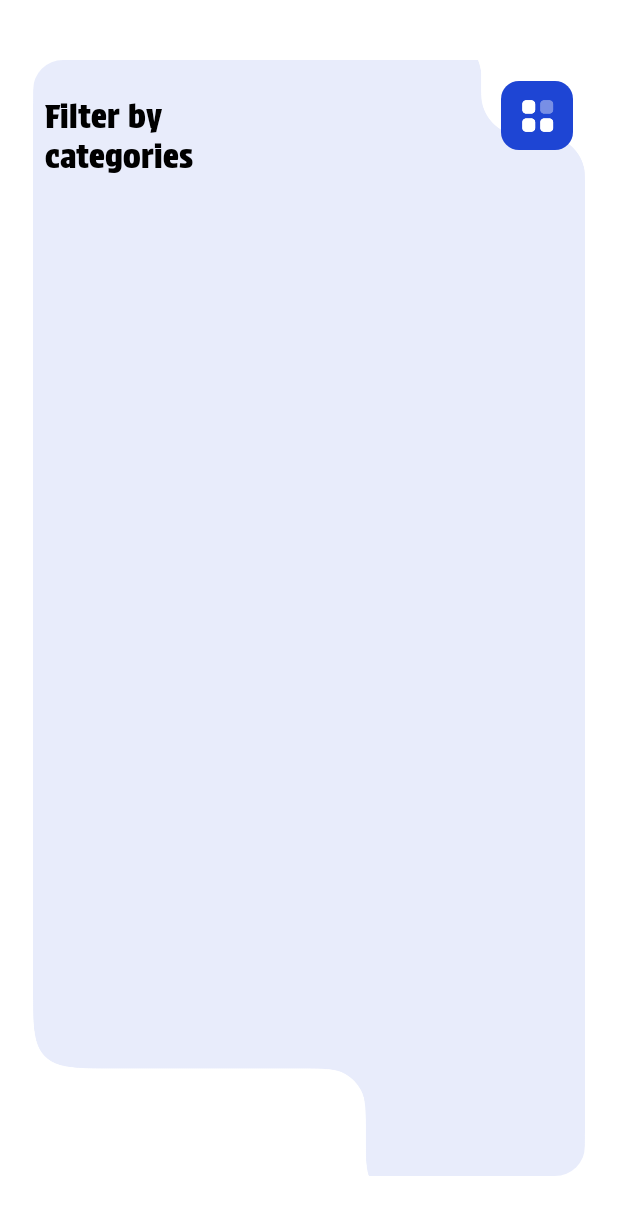
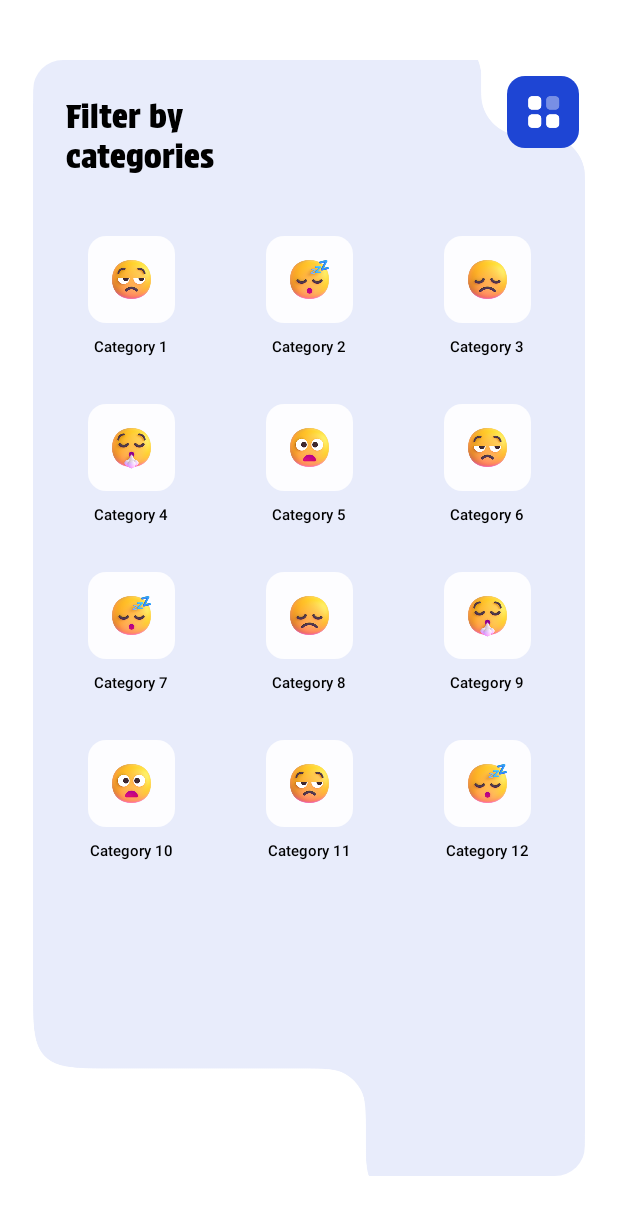
Before and after one commit to Harsh-45saini/Zenpath, an Android app built with Jetpack Compose: the @Preview function AllCategoriesScreenPreview, on a phone screen of 412 x 824 dp. Shown: the top 1215 px of the screen. Run offline under Robolectric (Android 15) with nearby library versions, the phone set to English and light mode, and no system bars.

Commit message:
UI of the categories screen

```diff
--- a/app/build.gradle.kts
+++ b/app/build.gradle.kts
@@ -52,6 +52,10 @@ dependencies {
     implementation(libs.androidx.ui.tooling.preview)
     implementation(libs.androidx.navigation.compose)
     implementation(libs.androidx.material3)
+    implementation(libs.androidx.material.icons.core)
+    implementation(libs.androidx.material.icons.extended)
+    implementation(libs.androidx.lifecycle.runtime.compose)
+
     implementation(libs.androidx.runtime.livedata)
     implementation(libs.material)
     implementation(libs.androidx.appcompat)
--- a/app/src/main/java/com/example/zenpath/ui/MainActivity.kt
+++ b/app/src/main/java/com/example/zenpath/ui/MainActivity.kt
@@ -6,6 +6,7 @@ import androidx.activity.enableEdgeToEdge
 import androidx.navigation.compose.NavHost
 import androidx.navigation.compose.composable
 import androidx.navigation.compose.rememberNavController
+import com.example.zenpath.ui.categories.AllCategoriesScreen
 import com.example.zenpath.ui.home.HomeScreen
 import com.example.zenpath.ui.mostpopular.MostPopularScreen
 import com.example.zenpath.ui.profile.ProfileScreen
@@ -31,6 +32,9 @@ class MainActivity : BaseActivity() {
                     composable("most_popular") { MostPopularScreen(navController = navController) }
                     composable("privacy_policy") {
                         PrivacyPolicyScreen(navController = navController)
+                    }
+                    composable("categories") {
+                        AllCategoriesScreen(navController = navController)
                     }
                     composable("settingsDetail") {
                         SettingScreen(navController = navController)
--- a/app/src/main/java/com/example/zenpath/ui/categories/AllCategoriesScreen.kt
+++ b/app/src/main/java/com/example/zenpath/ui/categories/AllCategoriesScreen.kt
@@ -2,7 +2,12 @@ package com.example.zenpath.ui.categories
 
 import androidx.compose.foundation.Image
 import androidx.compose.foundation.background
+import androidx.compose.foundation.border
+import androidx.compose.foundation.clickable
+import androidx.compose.foundation.lazy.grid.items
 import androidx.compose.foundation.layout.*
+import androidx.compose.foundation.lazy.grid.GridCells
+import androidx.compose.foundation.lazy.grid.LazyVerticalGrid
 import androidx.compose.foundation.shape.RoundedCornerShape
 import androidx.compose.material3.*
 import androidx.compose.runtime.*
@@ -17,6 +22,7 @@ import androidx.compose.ui.text.font.Font
 import androidx.compose.ui.text.font.FontFamily
 import androidx.compose.ui.text.font.FontWeight
 import androidx.compose.ui.text.input.TextFieldValue
+import androidx.compose.ui.text.style.TextAlign
 import androidx.compose.ui.tooling.preview.Preview
 import androidx.compose.ui.unit.dp
 import androidx.compose.ui.unit.sp
@@ -31,15 +37,30 @@ fun AllCategoriesScreen(navController: NavController) {
         Font(R.font.protest_strike, FontWeight.Light),
     )
 
+    val categories = listOf(
+        "Category 1" to R.drawable.stress_relief,
+        "Category 2" to R.drawable.sleeping,
+        "Category 3" to R.drawable.disappointed,
+        "Category 4" to R.drawable.relieved,
+        "Category 5" to R.drawable.frowning,
+        "Category 6" to R.drawable.stress_relief,
+        "Category 7" to R.drawable.sleeping,
+        "Category 8" to R.drawable.disappointed,
+        "Category 9" to R.drawable.relieved,
+        "Category 10" to R.drawable.frowning,
+        "Category 11" to R.drawable.stress_relief,
+        "Category 12" to R.drawable.sleeping,
+    )
+
+
     Box(
         modifier = Modifier
             .fillMaxSize()
             .background(Color.White)
-            .padding(horizontal = 22  .dp, vertical = 40.dp)
+            .padding(horizontal = 22.dp, vertical = 40.dp)
     ) {
         Box(
-            modifier = Modifier
-                .fillMaxSize()
+            modifier = Modifier.fillMaxSize()
         ) {
             Image(
                 painter = painterResource(id = R.drawable.allcategories_bg),
@@ -50,38 +71,34 @@ fun AllCategoriesScreen(navController: NavController) {
                     .clip(RoundedCornerShape(20.dp))
             )
 
-
             Column(
                 modifier = Modifier
                     .fillMaxSize()
-                    .padding(start = 8.dp, end = 8.dp) // Apply outer horizontal padding
+                    .padding(horizontal = 12.dp)
             ) {
-                // Row with TextField and Search Icon
+                // Top Row with title & icon
                 Row(
                     modifier = Modifier
                         .padding(top = 8.dp)
-                        .fillMaxWidth(), // This now fills the available width inside the Column
+                        .fillMaxWidth(),
                     verticalAlignment = Alignment.CenterVertically
                 ) {
-                    // TextField Box with weight to occupy all remaining space
-                    // Loading Text
                     Text(
                         text = "Filter by\ncategories",
                         color = Color.Black,
                         fontSize = 22.sp,
                         fontFamily = protestStrike,
-                        modifier = Modifier.padding(top = 16.dp)
+                        modifier = Modifier
+                            .padding(top = 16.dp ,start = 10.dp)
                             .weight(1f)
                     )
 
-                    Spacer(modifier = Modifier.width(24.dp)) // spacing between TextField and icon
+                    Spacer(modifier = Modifier.width(24.dp))
 
-                    // Settings Icon
                     Box(
                         modifier = Modifier
                             .size(48.dp)
-                            .offset(y = (-5).dp)
-                            .padding(bottom = 2.dp)
+                            .offset(x = 8.dp, y = (-8).dp)
                             .clip(RoundedCornerShape(12.dp))
                             .background(colorResource(id = R.color.blue)),
                         contentAlignment = Alignment.Center
@@ -93,8 +110,62 @@ fun AllCategoriesScreen(navController: NavController) {
                         )
                     }
                 }
+
+                Spacer(modifier = Modifier.height(40.dp))
+
+                // 12 Boxes in 4 rows × 3 columns
+                LazyVerticalGrid(
+                    columns = GridCells.Fixed(3),
+                    modifier = Modifier.fillMaxSize(),
+                    verticalArrangement = Arrangement.spacedBy(32.dp),
+                    horizontalArrangement = Arrangement.spacedBy(12.dp)
+                ) {
+                    items(categories) { (title, imageRes) ->
+                        CategoryBox(title = title, imageRes = imageRes)
+                    }
+                }
             }
         }
+    }
+}
+
+@Composable
+fun CategoryBox(
+    title: String,
+    imageRes: Int, // pass your drawable resource here
+    onClick: () -> Unit = {}
+) {
+    Column(
+        verticalArrangement = Arrangement.Center,
+        horizontalAlignment = Alignment.CenterHorizontally
+    ) {
+            Box(
+                modifier = Modifier
+                    .size(58.dp) // 48.dp + 10.dp bigger
+                    .clip(RoundedCornerShape(12.dp))
+                    .background(Color.White.copy(alpha = 0.9f))
+                    .clickable { onClick() },
+                contentAlignment = Alignment.Center
+            ) {
+                Image(
+                    painter = painterResource(id = imageRes),
+                    contentDescription = title,
+                    modifier = Modifier.size(30.dp), // slightly smaller than the box
+                    contentScale = ContentScale.Fit
+                )
+            }
+
+
+            Spacer(modifier = Modifier.height(10.dp))
+
+            Text(
+                text = title,
+                color = Color.Black,
+                fontSize = 10.sp,
+                fontFamily = FontFamily.SansSerif,
+                fontWeight = FontWeight.Medium,
+                textAlign = TextAlign.Center
+            )
     }
 }
 
--- a/app/src/main/java/com/example/zenpath/ui/home/HomeScreen.kt
+++ b/app/src/main/java/com/example/zenpath/ui/home/HomeScreen.kt
@@ -471,6 +471,9 @@ fun TopProfileBar(userName: String? , navController: NavController) {
                 modifier = Modifier
                     .size(45.dp)
                     .clip(RoundedCornerShape(10.dp))
+                    .clickable {
+                        navController.navigate("categories")
+                    }
                     .background(colorResource(id = R.color.light_blue)),
                 contentAlignment = Alignment.Center// dark_green_image22
             ) {
--- a/gradle/libs.versions.toml
+++ b/gradle/libs.versions.toml
@@ -7,6 +7,7 @@ coreKtx = "1.16.0"
 junit = "4.13.2"
 junitVersion = "1.2.1"
 espressoCore = "3.6.1"
+lifecycleRuntimeCompose = "2.9.2"
 lifecycleRuntimeKtx = "2.9.2"
 activityCompose = "1.10.1"
 composeBom = "2025.07.00"
@@ -35,6 +36,9 @@ litertSupportApi = "1.4.0"
 androidx-appcompat-v161 = { module = "androidx.appcompat:appcompat", version.ref = "appcompatVersion" }
 androidx-core-ktx = { group = "androidx.core", name = "core-ktx", version.ref = "coreKtx" }
 androidx-foundation = { module = "androidx.compose.foundation:foundation", version.ref = "foundation" }
+androidx-lifecycle-runtime-compose = { module = "androidx.lifecycle:lifecycle-runtime-compose", version.ref = "lifecycleRuntimeCompose" }
+androidx-material-icons-core = { module = "androidx.compose.material:material-icons-core" }
+androidx-material-icons-extended = { module = "androidx.compose.material:material-icons-extended" }
 androidx-navigation-compose = { module = "androidx.navigation:navigation-compose", version.ref = "navigationCompose" }
 androidx-runtime-livedata = { module = "androidx.compose.runtime:runtime-livedata", version.ref = "runtimeLivedata" }
 junit = { group = "junit", name = "junit", version.ref = "junit" }
```
Also changed, not shown: app/src/main/java/com/example/zenpath/ui/search/SearchScreen.kt (+12 -20 lines), app/src/main/res/drawable/frowning.png (added).
